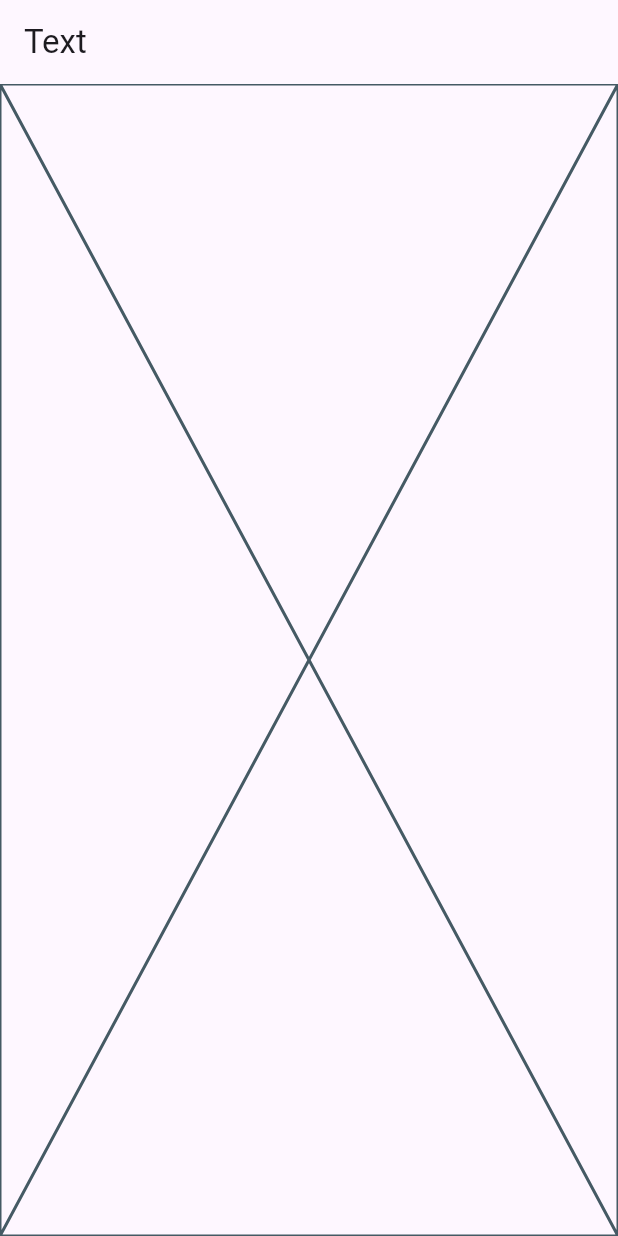
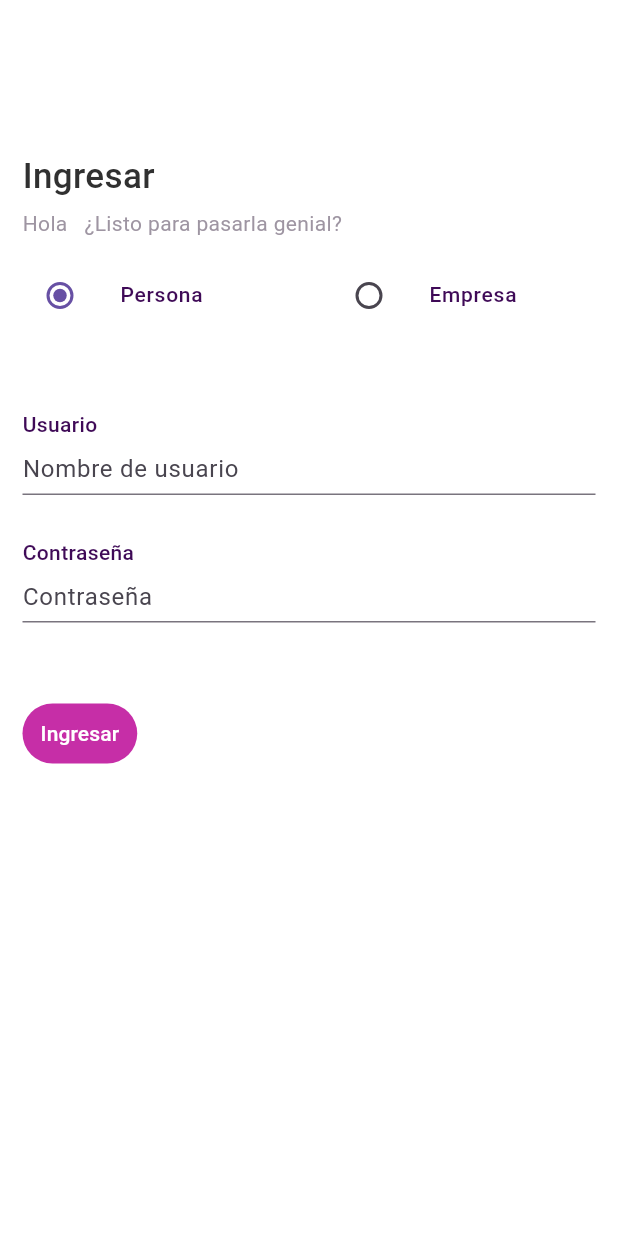
Before and after one commit to DavidCMeneses/Farrapp_front, a Flutter app: the screen it shows after launch, on a phone screen of 412 x 824 dp. Run offline on Flutter 3.47's test engine with Material 3 defaults, Android fonts, the phone set to English and light mode, and no system bars; our stand-ins replace go_router; Roboto replaces fonts that are missing (Reem Kufi).

Commit message:
Create an add user_type widget for login

```diff
--- a/lib/presentation/screens/Home/home_screen.dart
+++ b/lib/presentation/screens/Home/home_screen.dart
@@ -1,13 +1,130 @@
-
 import 'package:flutter/material.dart';
+import 'package:farrap/presentation/widgets/user_type.dart';
 
 class HomeScreen extends StatelessWidget {
   const HomeScreen({super.key});
 
   @override
   Widget build(BuildContext context) {
+    final userController = TextEditingController();
+    final passController = TextEditingController();
     return Scaffold(
-      appBar: AppBar(title: Text('Text'),),
-      body: const Placeholder());
+      backgroundColor: Colors.white,
+      body: SingleChildScrollView(
+        child: Column(
+          crossAxisAlignment: CrossAxisAlignment.start,
+          mainAxisSize: MainAxisSize.min,
+          children: [
+            Container(
+              margin: const EdgeInsets.only(
+                  bottom: 3.0, left: 15.0, right: 10.0, top: 100.0),
+              //height: 50.0,
+              //color: Colors.amber[600],
+              child: const Text(
+                'Ingresar',
+                style: TextStyle(
+                  color: Color(0xFF303030),
+                  fontSize: 23.33,
+                  fontFamily: 'Reem Kufi',
+                  fontWeight: FontWeight.w500,
+                ),
+              ),
+            ),
+            Container(
+              margin: const EdgeInsets.only(
+                  bottom: 10.0, left: 15.0, right: 10.0, top: 3.0),
+              //height: 30.0,
+              //color: Colors.amber[600],
+              child: const Text(
+                'Hola   ¿Listo para pasarla genial?',
+                style: TextStyle(
+                  color: Color(0xFF9E95A2),
+                  fontSize: 14,
+                  fontFamily: 'Reem Kufi',
+                  fontWeight: FontWeight.w400,
+                ),
+              ),
+            ),
+            const Center(
+              child: UserRadio(),
+            ),
+            Padding(
+              padding: const EdgeInsets.only(
+                  bottom: 10.0, left: 15.0, right: 15.0, top: 50.0),
+              child: Column(
+                  crossAxisAlignment: CrossAxisAlignment.start,
+                  children: [
+                    Container(
+                      margin: const EdgeInsets.only(bottom: 5.0),
+                      child: const Text(
+                        'Usuario',
+                        style: TextStyle(
+                          color: Color.fromARGB(255, 63, 10, 87),
+                          fontSize: 14,
+                          fontFamily: 'Reem Kufi',
+                          fontWeight: FontWeight.w500,
+                          height: 0,
+                        ),
+                      ),
+                    ),
+                    TextFormField(
+                      controller: userController,
+                      decoration: const InputDecoration(
+                          border: UnderlineInputBorder(),
+                          isDense: true,
+                          contentPadding:
+                              EdgeInsets.symmetric(horizontal: 0, vertical: 5),
+                          hintText: 'Nombre de usuario'),
+                    ),
+                    Container(
+                      margin: const EdgeInsets.only(bottom: 5.0, top: 30.0),
+                      child: const Text(
+                        'Contraseña',
+                        style: TextStyle(
+                          color: Color.fromARGB(255, 63, 10, 87),
+                          fontSize: 14,
+                          fontFamily: 'Reem Kufi',
+                          fontWeight: FontWeight.w500,
+                          height: 0,
+                        ),
+                      ),
+                    ),
+                    TextFormField(
+                      controller: passController,
+                      decoration: const InputDecoration(
+                          border: UnderlineInputBorder(),
+                          isDense: true,
+                          contentPadding:
+                              EdgeInsets.symmetric(horizontal: 0, vertical: 5),
+                          hintText: 'Contraseña'),
+                    ),
+                    Padding(
+                        //height: 40,
+                        //width: 300,
+                        padding: const EdgeInsets.only(top: 50.0),
+                        child: TextButton(
+                            style: TextButton.styleFrom(
+                                backgroundColor: const Color(0xFFC62EA7)),
+                            onPressed: () {
+                              showDialog(
+                                  context: context,
+                                  builder: (context) {
+                                    return AlertDialog(
+                                      content: Text(
+                                          '${userController.text} ${passController.text}'),
+                                    );
+                                  });
+                            },
+                            child: const Text(
+                              'Ingresar',
+                              style: TextStyle(
+                                  color: Color.fromARGB(255, 255, 255, 255)),
+                            ))),
+                  ]),
+            ),
+          ],
+        ),
+      ),
+    );
   }
 }
--- /dev/null
+++ b/lib/presentation/widgets/user_type.dart
@@ -0,0 +1,62 @@
+import 'package:flutter/material.dart';
+
+class UserRadio extends StatefulWidget {
+  const UserRadio({Key? key}) : super(key: key);
+
+  @override
+  State<UserRadio> createState() => _UserRadioState();
+}
+
+enum UserType { client, establishment }
+
+class _UserRadioState extends State<UserRadio> {
+  UserType? _type = UserType.client;
+
+  @override
+  Widget build(BuildContext context) {
+    return Row(
+      children: <Widget>[
+        Expanded(
+          child: ListTile(
+            title: const Text('Persona',
+                style: TextStyle(
+                  color: Color.fromARGB(255, 63, 10, 87),
+                  fontSize: 14,
+                  fontFamily: 'Reem Kufi',
+                  fontWeight: FontWeight.w500,
+                )),
+            leading: Radio<UserType>(
+              value: UserType.client,
+              groupValue: _type,
+              onChanged: (UserType? value) {
+                setState(() {
+                  _type = value;
+                });
+              },
+            ),
+          ),
+        ),
+        Expanded(
+          child: ListTile(
+            title: const Text('Empresa',
+                style: TextStyle(
+                  color: Color.fromARGB(255, 63, 10, 87),
+                  fontSize: 14,
+                  fontFamily: 'Reem Kufi',
+                  fontWeight: FontWeight.w500,
+                )),
+            leading: Radio<UserType>(
+              value: UserType.establishment,
+              groupValue: _type,
+              onChanged: (UserType? value) {
+                setState(() {
+                  _type = value;
+                });
+              },
+            ),
+          ),
+        ),
+      ],
+    );
+  }
+}
```
